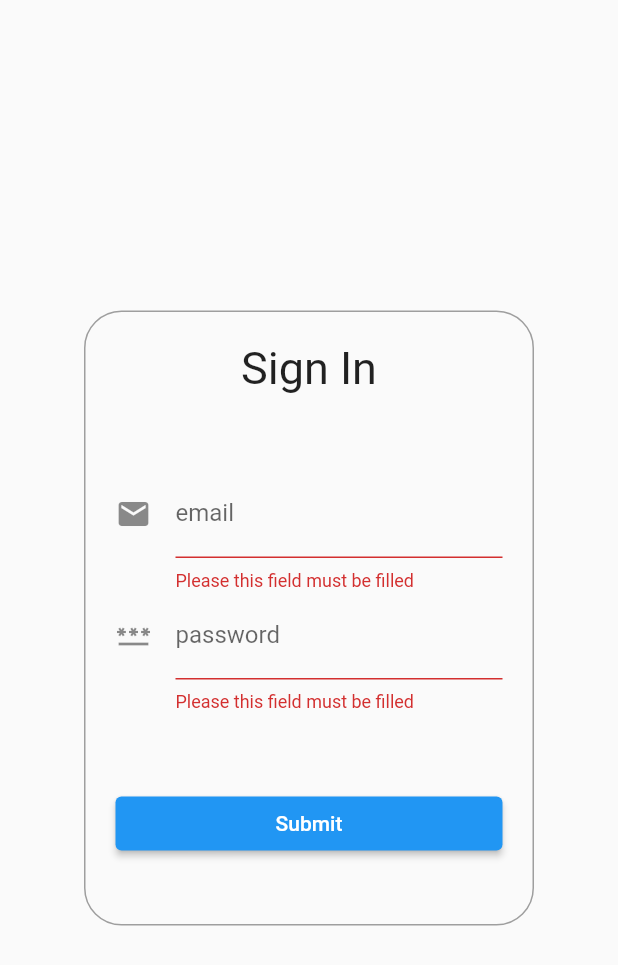
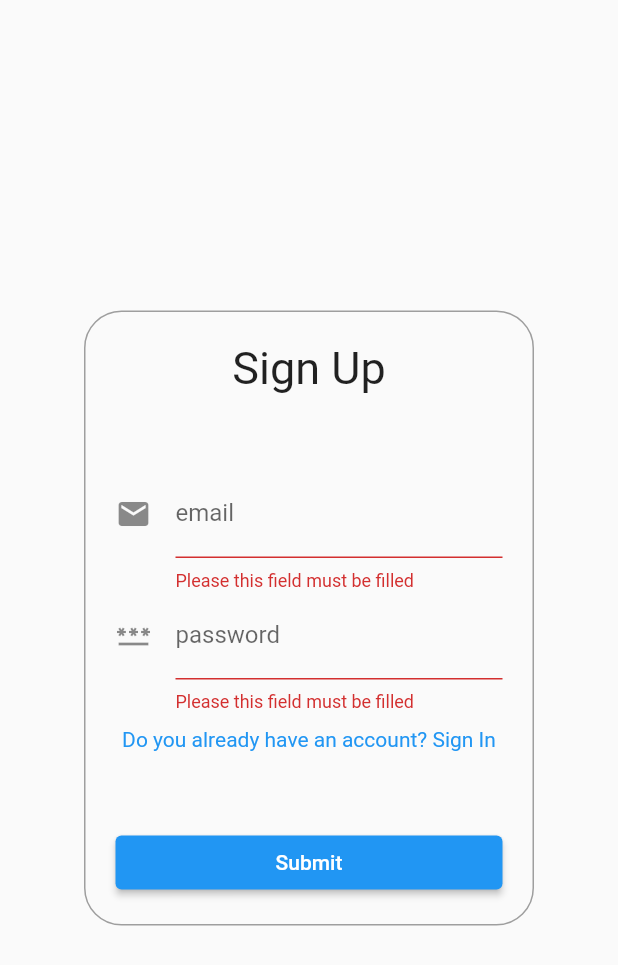
Before and after one commit to PizzaPiee/stunning-parakeet, a Flutter app: the screen it shows after launch, after a tap on "Submit", on a phone screen of 412 x 824 dp. Shown: the top 965 px of the screen. Run offline on Flutter 3.47's test engine with Material 2 defaults, Android fonts, the phone set to English and light mode, and no system bars; our stand-ins replace dio, get.

Commit message:
ApiService signUp function

```diff
--- a/lib/main.dart
+++ b/lib/main.dart
@@ -1,5 +1,5 @@
 import 'package:flutter/material.dart';
-import 'package:frontend/screens/auth_screen.dart';
+import 'package:frontend/screens/signup_screen.dart';
 import 'package:get/get.dart';
 
 void main() {
--- a/lib/screens/auth_screen.dart
+++ b/lib/screens/signup_screen.dart
@@ -1,6 +1,8 @@
 import 'package:flutter/material.dart';
 import 'package:frontend/services/api_service.dart';
 import 'package:get/get.dart';
+
+enum TypeOfForm { signIn, signUp }
 
 class AuthScreen extends StatelessWidget {
   const AuthScreen({Key? key}) : super(key: key);
@@ -8,6 +10,7 @@ class AuthScreen extends StatelessWidget {
   @override
   Widget build(BuildContext context) {
     final AuthController c = Get.put(AuthController());
+
     return Scaffold(
       body: Center(
         child: Container(
@@ -24,7 +27,7 @@ class AuthScreen extends StatelessWidget {
             child: Column(
               children: [
                 const Text(
-                  "Sign In",
+                  "Sign Up",
                   style: TextStyle(fontSize: 30),
                 ),
                 const SizedBox(
@@ -48,6 +51,16 @@ class AuthScreen extends StatelessWidget {
                   validator: (value) => c.validator(value!),
                   obscureText: true,
                 ),
+                SizedBox(
+                  height: 10,
+                ),
+                InkWell(
+                  child: const Text(
+                    "Do you already have an account? Sign In",
+                    style: TextStyle(color: Colors.blue),
+                  ),
+                  onTap: () => {/** Goes to Sign In page (TBA) */},
+                ),
                 const SizedBox(
                   height: 50,
                 ),
@@ -56,10 +69,10 @@ class AuthScreen extends StatelessWidget {
                   child: ElevatedButton(
                     child: const Text("Submit"),
                     onPressed: () {
-                      c.signIn();
+                      c.signUp();
                     },
                   ),
-                )
+                ),
               ],
             ),
           ),
@@ -83,7 +96,7 @@ class AuthController extends GetxController {
     return null;
   }
 
-  void signIn() {
+  void signUp() {
     bool? isValid = loginFormKey.currentState?.validate();
     if (isValid!) {
       apiController.signUp(emailController.text, passwordController.text);
```
Also changed, not shown: lib/services/api_service.dart (+11 -8 lines).
